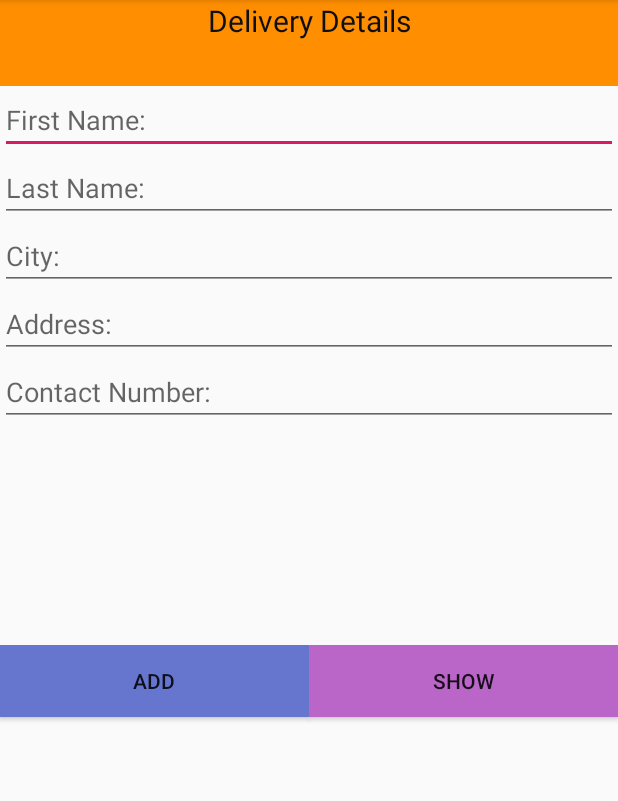
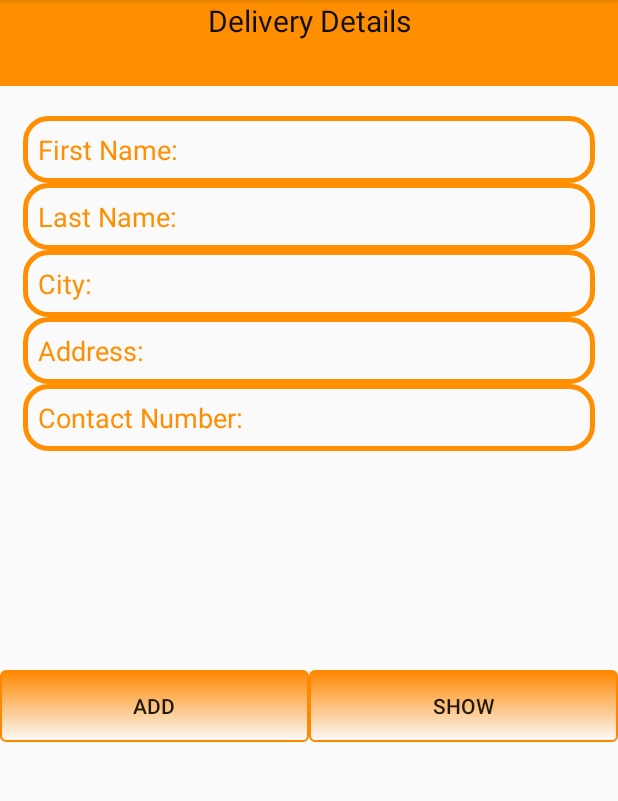
Before and after one commit to Dulyaaa/E-commerce_mobile_app, an Android app: the DeliveryDetails screen opened directly, with no data from a screen before it, on a phone screen of 412 x 824 dp, the part 84-885 px from its top. Run offline under Robolectric (Android 15) with nearby library versions, the phone set to English and light mode, and no system bars; our stand-ins replace Firebase (no records; nobody signed in at launch, a user with empty details on screens opened directly); Roboto replaces fonts that are not available here.

Commit message:
peru7 commit

```diff
--- a/app/src/main/res/layout/activity_delivery_details.xml
+++ b/app/src/main/res/layout/activity_delivery_details.xml
@@ -21,40 +21,66 @@
         android:id="@+id/editTextFname"
         android:layout_width="match_parent"
         android:layout_height="wrap_content"
+        android:background="@drawable/input_design"
+        android:layout_marginTop="20dp"
+        android:padding="10dp"
+        android:layout_marginLeft="15dp"
+        android:layout_marginRight="15dp"
         android:ems="10"
         android:hint="First Name:"
+        android:textColorHint="@color/colorPrimaryDark"
         android:inputType="textPersonName" />
 
     <EditText
         android:id="@+id/editTextLname"
         android:layout_width="match_parent"
         android:layout_height="wrap_content"
+        android:background="@drawable/input_design"
+        android:padding="10dp"
+        android:layout_marginLeft="15dp"
+        android:layout_marginRight="15dp"
         android:ems="10"
         android:hint="Last Name:"
+        android:textColorHint="@color/colorPrimaryDark"
         android:inputType="textPersonName" />
 
     <EditText
         android:id="@+id/editTextCity"
         android:layout_width="match_parent"
         android:layout_height="wrap_content"
+        android:background="@drawable/input_design"
+        android:padding="10dp"
+        android:layout_marginLeft="15dp"
+        android:layout_marginRight="15dp"
         android:ems="10"
         android:hint="City:"
+        android:textColorHint="@color/colorPrimaryDark"
         android:inputType="textPersonName" />
 
     <EditText
         android:id="@+id/editTextAddress"
         android:layout_width="match_parent"
         android:layout_height="wrap_content"
+        android:background="@drawable/input_design"
+        android:padding="10dp"
+        android:layout_marginLeft="15dp"
+        android:layout_marginRight="15dp"
         android:ems="10"
         android:hint="Address:"
+        android:textColorHint="@color/colorPrimaryDark"
         android:inputType="textPersonName" />
 
     <EditText
         android:id="@+id/editTextConNo"
         android:layout_width="match_parent"
         android:layout_height="wrap_content"
+        android:background="@drawable/input_design"
+        android:padding="10dp"
+        android:layout_marginLeft="15dp"
+        android:layout_marginRight="15dp"
         android:ems="10"
         android:hint="Contact Number:"
+        android:textColorHint="@color/colorPrimaryDark"
         android:inputType="textPersonName" />
 
     <Space
@@ -76,7 +102,7 @@
                 android:layout_width="wrap_content"
                 android:layout_height="wrap_content"
                 android:layout_weight="1"
-                android:background="#6676CF"
+                android:background="@drawable/mybutton"
                 android:text="Add" />
 
             <Button
@@ -84,7 +110,7 @@
                 android:layout_width="wrap_content"
                 android:layout_height="wrap_content"
                 android:layout_weight="1"
-                android:background="#BA65C8"
+                android:background="@drawable/mybutton"
                 android:text="Show" />
 
 
```
